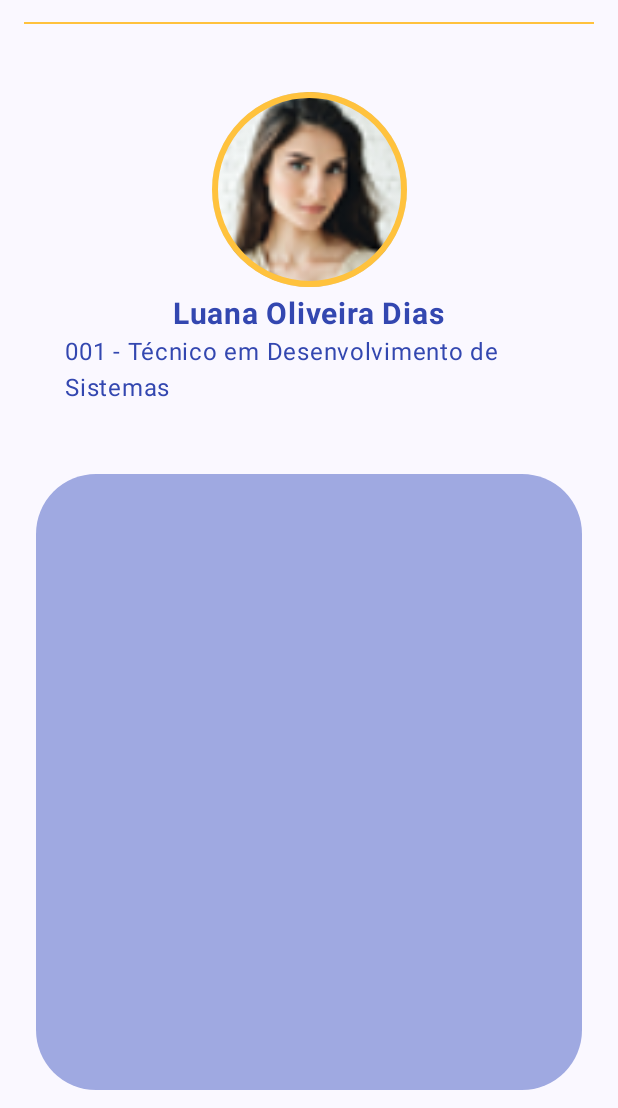
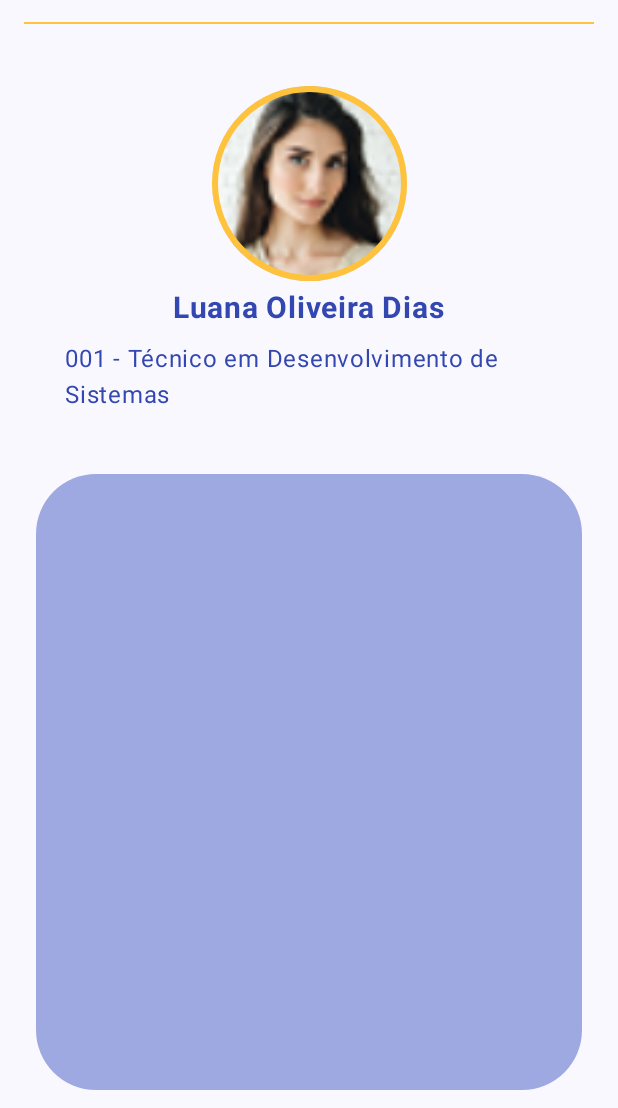
Before and after one commit to 77lipe/ppdm_LionSchool, an Android app built with Jetpack Compose: the composable StudentDetailScreen shown on its own in the app's theme, on a phone screen of 412 x 824 dp, the part 128-1236 px from its top. Run offline under Robolectric (Android 15) with nearby library versions, the phone set to English and light mode, and no system bars.

Commit message:
atualização na page de aluno

```diff
--- a/app/src/main/java/br/senai/sp/jandira/lionschool/screens/StudentDetailScreens.kt
+++ b/app/src/main/java/br/senai/sp/jandira/lionschool/screens/StudentDetailScreens.kt
@@ -158,7 +158,7 @@ fun StudentDetailScreen(modifier: Modifier) {
                         R.string.cursoTec
                     ),
                     modifier = Modifier
-                        .padding(top = 1.dp, start = 43.dp, end = 43.dp),
+                        .padding(top = 10.dp, start = 43.dp, end = 10.dp),
                     color = Color(0xFF3347B0),
                     fontSize = 16.sp,
                     fontWeight = FontWeight.Normal
```
